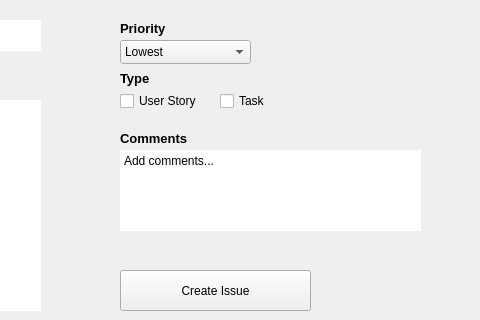
Before: the Qt Designer form code/Staging_Environment/SP23/code/SP23/issuecreation.ui in muazzamaqeel/Software-Project-CTS-5, drawn with Qt 5; both pictures show x 320 to 800 and y 190 to 510 of the 800 by 600 pixel window.
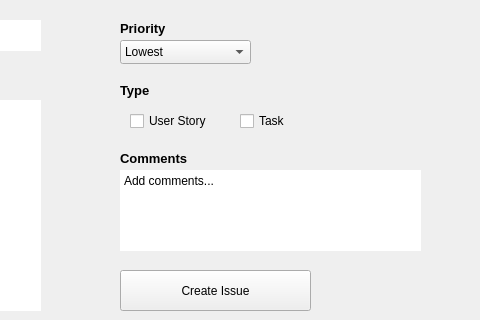
After: the same form once the commit is applied.

What changed in the file:
```diff
--- a/code/Staging_Environment/SP23/code/SP23/issuecreation.ui
+++ b/code/Staging_Environment/SP23/code/SP23/issuecreation.ui
@@ -135,7 +135,7 @@
     <property name="geometry">
      <rect>
       <x>440</x>
-      <y>320</y>
+      <y>340</y>
       <width>71</width>
       <height>16</height>
      </rect>
@@ -154,7 +154,7 @@
     <property name="geometry">
      <rect>
       <x>440</x>
-      <y>340</y>
+      <y>360</y>
       <width>301</width>
       <height>81</height>
      </rect>
@@ -173,32 +173,6 @@
 &lt;p style=&quot; margin-top:0px; margin-bottom:0px; margin-left:0px; margin-right:0px; -qt-block-indent:0; text-indent:0px;&quot;&gt;Add comments...&lt;/p&gt;&lt;/body&gt;&lt;/html&gt;</string>
     </property>
    </widget>
-   <widget class="QCheckBox" name="taskCheck">
-    <property name="geometry">
-     <rect>
-      <x>540</x>
-      <y>280</y>
-      <width>77</width>
-      <height>22</height>
-     </rect>
-    </property>
-    <property name="text">
-     <string>Task</string>
-    </property>
-   </widget>
-   <widget class="QCheckBox" name="userStoryCheck">
-    <property name="geometry">
-     <rect>
-      <x>440</x>
-      <y>280</y>
-      <width>77</width>
-      <height>22</height>
-     </rect>
-    </property>
-    <property name="text">
-     <string>User Story</string>
-    </property>
-   </widget>
    <widget class="QComboBox" name="priorityComboBox">
     <property name="geometry">
      <rect>
@@ -234,25 +208,6 @@
      </property>
     </item>
    </widget>
-   <widget class="QLabel" name="typeLabel">
-    <property name="geometry">
-     <rect>
-      <x>440</x>
-      <y>260</y>
-      <width>71</width>
-      <height>16</height>
-     </rect>
-    </property>
-    <property name="font">
-     <font>
-      <pointsize>10</pointsize>
-      <bold>true</bold>
-     </font>
-    </property>
-    <property name="text">
-     <string>Type</string>
-    </property>
-   </widget>
    <widget class="QLabel" name="priorityLabel">
     <property name="geometry">
      <rect>
@@ -285,6 +240,51 @@
      <string>Create Issue</string>
     </property>
    </widget>
+   <widget class="QLabel" name="typeLabel">
+    <property name="geometry">
+     <rect>
+      <x>440</x>
+      <y>270</y>
+      <width>71</width>
+      <height>21</height>
+     </rect>
+    </property>
+    <property name="font">
+     <font>
+      <pointsize>10</pointsize>
+      <bold>true</bold>
+     </font>
+    </property>
+    <property name="text">
+     <string>Type</string>
+    </property>
+   </widget>
+   <widget class="QCheckBox" name="taskCheck">
+    <property name="geometry">
+     <rect>
+      <x>560</x>
+      <y>300</y>
+      <width>77</width>
+      <height>22</height>
+     </rect>
+    </property>
+    <property name="text">
+     <string>Task</string>
+    </property>
+   </widget>
+   <widget class="QCheckBox" name="userStoryCheck">
+    <property name="geometry">
+     <rect>
+      <x>450</x>
+      <y>300</y>
+      <width>77</width>
+      <height>22</height>
+     </rect>
+    </property>
+    <property name="text">
+     <string>User Story</string>
+    </property>
+   </widget>
   </widget>
   <widget class="QMenuBar" name="menubar">
    <property name="geometry">
```
